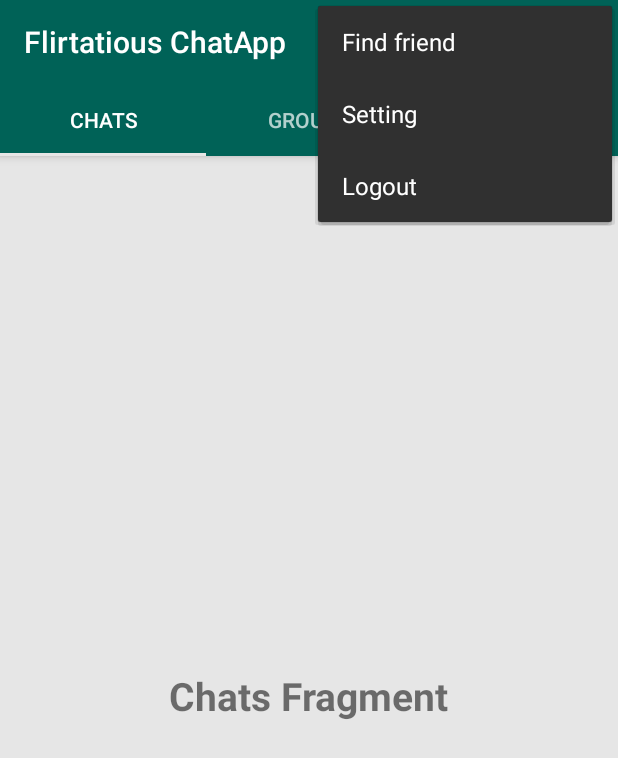
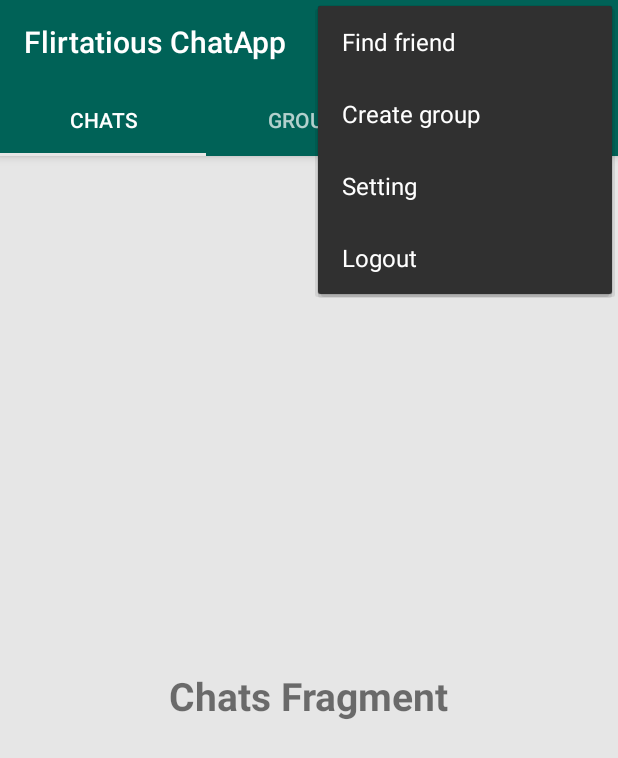
Before and after one commit to Quantth1302/flirtatious-chatapp, an Android app: the MainActivity screen opened directly, with no data from a screen before it, with the options menu open, on a phone screen of 412 x 824 dp. Shown: the top 758 px of the screen. Run offline under Robolectric (Android 15) with nearby library versions, the phone set to English and light mode, and no system bars; our stand-ins replace Firebase (no records; nobody signed in at launch, a user with empty details on screens opened directly).

Commit message:
build create group

```diff
--- a/app/src/main/res/menu/option_menu.xml
+++ b/app/src/main/res/menu/option_menu.xml
@@ -4,6 +4,12 @@
     <item
         android:id="@+id/main_find_friend_option"
         android:title="Find friend"
+        app:showAsAction="never">
+    </item>
+
+    <item
+        android:id="@+id/main_create_group_option"
+        android:title="Create group"
         app:showAsAction="never">
     </item>
 
--- a/app/src/main/res/values/styles.xml
+++ b/app/src/main/res/values/styles.xml
@@ -8,4 +8,7 @@
         <item name="colorAccent">@color/colorAccent</item>
     </style>
 
+    <style name="AlertDialog" parent="Theme.AppCompat.Light.Dialog">
+    </style>
+
 </resources>
```
Also changed, not shown: app/src/main/java/com/quannv/flirtatiouschat/activity/MainActivity.java (+59 -9 lines).
